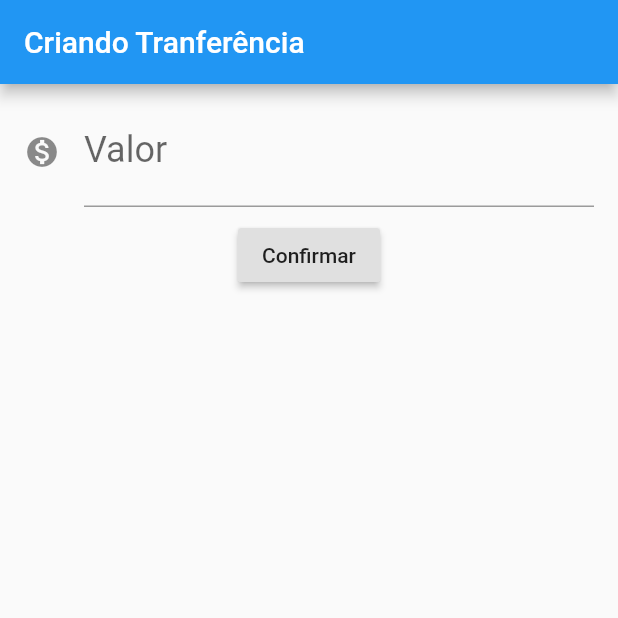
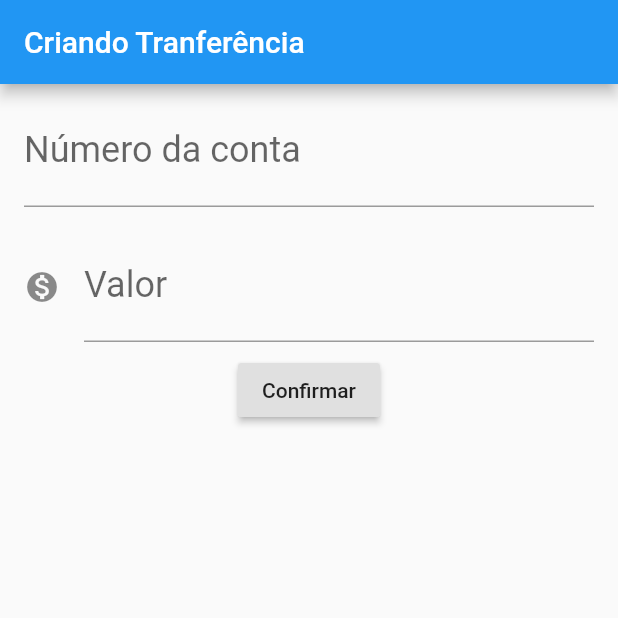
Before and after one commit to liebersonsantos/bytebank_flutter, a Flutter app: the screen it shows after launch, after a tap on "Confirmar", on a phone screen of 412 x 824 dp, the top half of it. Run offline on Flutter 3.47's test engine with Material 2 defaults, Android fonts, the phone set to English and light mode, and no system bars.

Commit message:
refactor editor

```diff
--- a/lib/Editor.dart
+++ b/lib/Editor.dart
@@ -2,17 +2,23 @@ import 'package:flutter/material.dart';
 
 class Editor extends StatelessWidget {
 
+  final TextEditingController controller;
+  final String label;
+  final String hint;
+  final IconData icon;
 
+  Editor({this.controller, this.label, this.hint, this.icon});
 
   @override
   Widget build(BuildContext context) =>  Padding(
     padding: const EdgeInsets.fromLTRB(16.0, 8.0, 16.0, 8.0),
     child: TextField(
-      controller: _controllerAccountNumber,
+      controller: controller,
       style: TextStyle(fontSize: 24),
       decoration: InputDecoration(
-        labelText: 'Número da conta',
-        hintText: '0000',
+        icon: icon != null ? Icon(icon) : null,
+        labelText: label,
+        hintText: hint,
       ),
       keyboardType: TextInputType.number,
     ),
--- a/lib/TransferForm.dart
+++ b/lib/TransferForm.dart
@@ -1,3 +1,4 @@
+import 'package:bytebank/Editor.dart';
 import 'package:bytebank/Transfer.dart';
 import 'package:flutter/material.dart';
 import 'package:flutter/services.dart';
@@ -15,32 +16,21 @@ class TransferForm extends StatelessWidget {
         appBar: AppBar(title: Text('Criando Tranferência')),
         body: Column(
           children: [
-
-            Padding(
-              padding: const EdgeInsets.fromLTRB(16.0, 8.0, 16.0, 8.0),
-              child: TextField(
-                controller: _controllerValue,
-                style: TextStyle(fontSize: 24),
-                decoration: InputDecoration(
-                  icon: Icon(Icons.monetization_on),
-                  labelText: 'Valor',
-                  hintText: '0.0',
-                ),
-                keyboardType: TextInputType.number,
-              ),
-            ),
+            Editor(controller: _controllerAccountNumber, label: 'Número da conta', hint: '0000'),
+            Editor(controller: _controllerValue, label: 'Valor', hint: '0.0', icon: Icons.monetization_on),
             RaisedButton(
                 child: Text('Confirmar'),
-                onPressed: () {
-                  accountNumber = int.tryParse(_controllerAccountNumber.text);
-                  value = double.tryParse(_controllerValue.text);
-
-                  if(accountNumber != null && value != null){
-                    final transfer = Transfer(value, accountNumber);
-                    debugPrint('$transfer');
-                  }
-                })
+                onPressed: () => _createTransfer())
           ],
         ));
   }
+
+  void _createTransfer() {
+     accountNumber = int.tryParse(_controllerAccountNumber.text);
+    value = double.tryParse(_controllerValue.text);
+
+    if(accountNumber != null && value != null){
+      final transfer = Transfer(value, accountNumber);
+    }
+  }
 }
```
